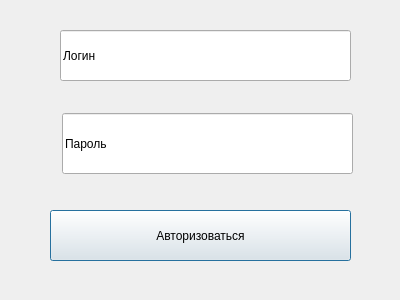
Old version of the form client/authwindow.ui in the repository alexxxandra031/project.
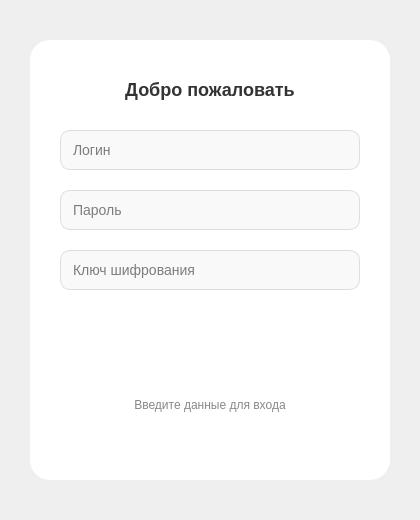
New version of the form.

```diff
--- a/client/authwindow.ui
+++ b/client/authwindow.ui
@@ -6,51 +6,219 @@
    <rect>
     <x>0</x>
     <y>0</y>
-    <width>400</width>
-    <height>300</height>
+    <width>420</width>
+    <height>520</height>
    </rect>
   </property>
   <property name="windowTitle">
    <string>Dialog</string>
   </property>
-  <widget class="QPushButton" name="pushButton_login">
+  <property name="windowFlags">
+   <set>Qt::FramelessWindowHint</set>
+  </property>
+  <property name="styleSheet">
+   <string notr="true">
+    QDialog {
+        background: qlineargradient(x1:0, y1:0, x2:1, y2:1,
+                                    stop:0 #667eea, stop:1 #764ba2);
+    }
+   </string>
+  </property>
+  <!-- Основная карточка -->
+  <widget class="QFrame" name="frame_card">
    <property name="geometry">
     <rect>
-     <x>50</x>
-     <y>210</y>
-     <width>301</width>
-     <height>51</height>
+     <x>30</x>
+     <y>40</y>
+     <width>360</width>
+     <height>440</height>
     </rect>
    </property>
-   <property name="text">
-    <string>Авторизоваться</string>
+   <property name="styleSheet">
+    <string notr="true">
+     QFrame {
+         background-color: white;
+         border-radius: 20px;
+     }
+    </string>
    </property>
-  </widget>
-  <widget class="QLineEdit" name="lineEdit_login">
-   <property name="geometry">
-    <rect>
-     <x>60</x>
-     <y>30</y>
-     <width>291</width>
-     <height>51</height>
-    </rect>
+   <property name="frameShape">
+    <enum>QFrame::StyledPanel</enum>
    </property>
-   <property name="text">
-    <string>Логин</string>
+   <property name="frameShadow">
+    <enum>QFrame::Raised</enum>
    </property>
-  </widget>
-  <widget class="QLineEdit" name="lineEdit_password">
-   <property name="geometry">
-    <rect>
-     <x>62</x>
-     <y>113</y>
-     <width>291</width>
-     <height>61</height>
-    </rect>
-   </property>
-   <property name="text">
-    <string>Пароль</string>
-   </property>
+   <!-- Заголовок -->
+   <widget class="QLabel" name="label_title">
+    <property name="geometry">
+     <rect>
+      <x>30</x>
+      <y>30</y>
+      <width>300</width>
+      <height>40</height>
+     </rect>
+    </property>
+    <property name="text">
+     <string>&lt;h2&gt;Добро пожаловать&lt;/h2&gt;</string>
+    </property>
+    <property name="alignment">
+     <set>Qt::AlignCenter</set>
+    </property>
+    <property name="styleSheet">
+     <string notr="true">
+      QLabel {
+          color: #333;
+      }
+     </string>
+    </property>
+   </widget>
+   <!-- Поле Логин -->
+   <widget class="QLineEdit" name="lineEdit_login">
+    <property name="geometry">
+     <rect>
+      <x>30</x>
+      <y>90</y>
+      <width>300</width>
+      <height>40</height>
+     </rect>
+    </property>
+    <property name="placeholderText">
+     <string>Логин</string>
+    </property>
+    <property name="styleSheet">
+     <string notr="true">
+      QLineEdit {
+          border: 1px solid #ddd;
+          border-radius: 10px;
+          padding: 0 10px;
+          background-color: #f9f9f9;
+          font-size: 14px;
+      }
+      QLineEdit:focus {
+          border: 2px solid #667eea;
+          background-color: white;
+      }
+     </string>
+    </property>
+   </widget>
+   <!-- Поле Пароль -->
+   <widget class="QLineEdit" name="lineEdit_password">
+    <property name="geometry">
+     <rect>
+      <x>30</x>
+      <y>150</y>
+      <width>300</width>
+      <height>40</height>
+     </rect>
+    </property>
+    <property name="placeholderText">
+     <string>Пароль</string>
+    </property>
+    <property name="echoMode">
+     <enum>QLineEdit::Password</enum>
+    </property>
+    <property name="styleSheet">
+     <string notr="true">QLineEdit {
+          border: 1px solid #ddd;
+          border-radius: 10px;
+          padding: 0 10px;
+          background-color: #f9f9f9;
+          font-size: 14px;
+      }
+      QLineEdit:focus {
+          border: 2px solid #667eea;
+          background-color: white;
+      }</string>
+    </property>
+   </widget>
+   <!-- Поле Ключ шифрования -->
+   <widget class="QLineEdit" name="lineEdit_cryptoKey">
+    <property name="geometry">
+     <rect>
+      <x>30</x>
+      <y>210</y>
+      <width>300</width>
+      <height>40</height>
+     </rect>
+    </property>
+    <property name="placeholderText">
+     <string>Ключ шифрования</string>
+    </property>
+    <property name="echoMode">
+     <enum>QLineEdit::Password</enum>
+    </property>
+    <property name="styleSheet">
+     <string notr="true">QLineEdit {
+          border: 1px solid #ddd;
+          border-radius: 10px;
+          padding: 0 10px;
+          background-color: #f9f9f9;
+          font-size: 14px;
+      }
+      QLineEdit:focus {
+          border: 2px solid #667eea;
+          background-color: white;
+      }</string>
+    </property>
+   </widget>
+   <!-- Кнопка Войти -->
+   <widget class="QPushButton" name="pushButton_login">
+    <property name="geometry">
+     <rect>
+      <x>30</x>
+      <y>280</y>
+      <width>300</width>
+      <height>50</height>
+     </rect>
+    </property>
+    <property name="text">
+     <string>Войти</string>
+    </property>
+    <property name="cursor">
+     <cursorShape>PointingHandCursor</cursorShape>
+    </property>
+    <property name="styleSheet">
+     <string notr="true">
+      QPushButton {
+          background: qlineargradient(x1:0, y1:0, x2:1, y2:0,
+                                      stop:0 #667eea, stop:1 #764ba2);
+          border: none;
+          border-radius: 25px;
+          color: white;
+          font-size: 16px;
+          font-weight: bold;
+      }
+      QPushButton:hover {
+          background: qlineargradient(x1:0, y1:0, x2:1, y2:0,
+                                      stop:0 #5a67d8, stop:1 #6b46a1);
+      }
+      QPushButton:pressed {
+          background: qlineargradient(x1:0, y1:0, x2:1, y2:0,
+                                      stop:0 #4c51bf, stop:1 #553c8b);
+      }
+     </string>
+    </property>
+   </widget>
+   <!-- Дополнительная информация (необязательно) -->
+   <widget class="QLabel" name="label_footer">
+    <property name="geometry">
+     <rect>
+      <x>30</x>
+      <y>350</y>
+      <width>300</width>
+      <height>30</height>
+     </rect>
+    </property>
+    <property name="text">
+     <string>Введите данные для входа</string>
+    </property>
+    <property name="alignment">
+     <set>Qt::AlignCenter</set>
+    </property>
+    <property name="styleSheet">
+     <string notr="true">QLabel { color: #888; }</string>
+    </property>
+   </widget>
   </widget>
  </widget>
  <resources/>
```
Left out of the diff: 2 changed lines with no effect on the pictures.
